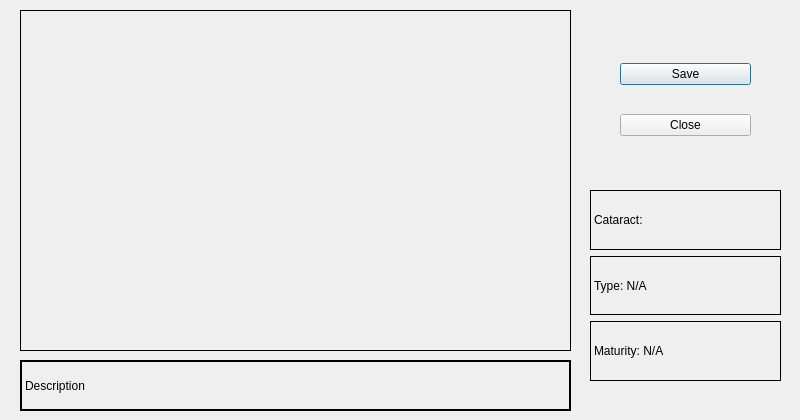
Above: save_and_analyze.ui from AlgoChad/Shit before the change. Below: the same form after it.
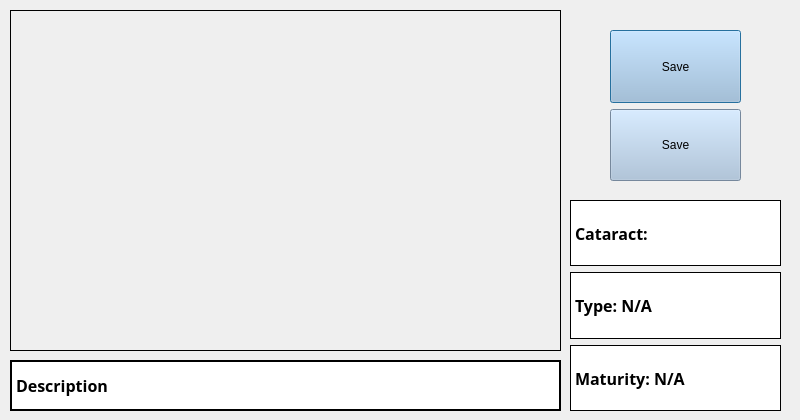
That is the form after the change.

Patch:
```diff
--- a/save_and_analyze.ui
+++ b/save_and_analyze.ui
@@ -22,34 +22,26 @@
   <property name="windowTitle">
    <string>Capture and Analyze</string>
   </property>
-  <widget class="QLabel" name="imgLabel">
-   <property name="geometry">
-    <rect>
-     <x>20</x>
-     <y>10</y>
-     <width>551</width>
-     <height>341</height>
-    </rect>
-   </property>
-   <property name="autoFillBackground">
-    <bool>false</bool>
-   </property>
-   <property name="frameShape">
-    <enum>QFrame::Box</enum>
-   </property>
-   <property name="text">
-    <string/>
-   </property>
-  </widget>
   <widget class="QLabel" name="Description">
    <property name="geometry">
     <rect>
-     <x>20</x>
+     <x>10</x>
      <y>360</y>
      <width>551</width>
      <height>51</height>
     </rect>
    </property>
+   <property name="font">
+    <font>
+     <family>Agency FB</family>
+     <pointsize>12</pointsize>
+     <weight>75</weight>
+     <bold>true</bold>
+    </font>
+   </property>
+   <property name="styleSheet">
+    <string notr="true">background-color: rgb(255, 255, 255);</string>
+   </property>
    <property name="frameShape">
     <enum>QFrame::WinPanel</enum>
    </property>
@@ -63,10 +55,10 @@
   <widget class="QWidget" name="layoutWidget_2">
    <property name="geometry">
     <rect>
-     <x>620</x>
-     <y>40</y>
+     <x>610</x>
+     <y>30</y>
      <width>131</width>
-     <height>121</height>
+     <height>151</height>
     </rect>
    </property>
    <layout class="QVBoxLayout" name="verticalLayout_2">
@@ -75,6 +67,12 @@
       <property name="enabled">
        <bool>true</bool>
       </property>
+      <property name="sizePolicy">
+       <sizepolicy hsizetype="Minimum" vsizetype="Minimum">
+        <horstretch>0</horstretch>
+        <verstretch>0</verstretch>
+       </sizepolicy>
+      </property>
       <property name="mouseTracking">
        <bool>true</bool>
       </property>
@@ -84,6 +82,10 @@
       <property name="autoFillBackground">
        <bool>false</bool>
       </property>
+      <property name="styleSheet">
+       <string notr="true">
+background-color: rgb(165, 191, 218);</string>
+      </property>
       <property name="text">
        <string>Save</string>
       </property>
@@ -99,9 +101,12 @@
      </widget>
     </item>
     <item>
-     <widget class="QDialogButtonBox" name="dialogButtonBox">
+     <widget class="QPushButton" name="save_data_button_2">
+      <property name="enabled">
+       <bool>true</bool>
+      </property>
       <property name="sizePolicy">
-       <sizepolicy hsizetype="Minimum" vsizetype="Fixed">
+       <sizepolicy hsizetype="Minimum" vsizetype="Minimum">
         <horstretch>0</horstretch>
         <verstretch>0</verstretch>
        </sizepolicy>
@@ -109,34 +114,74 @@
       <property name="mouseTracking">
        <bool>true</bool>
       </property>
-      <property name="layoutDirection">
-       <enum>Qt::LeftToRight</enum>
-      </property>
-      <property name="orientation">
-       <enum>Qt::Vertical</enum>
-      </property>
-      <property name="standardButtons">
-       <set>QDialogButtonBox::Close</set>
-      </property>
-      <property name="centerButtons">
+      <property name="tabletTracking">
        <bool>true</bool>
       </property>
+      <property name="autoFillBackground">
+       <bool>false</bool>
+      </property>
+      <property name="styleSheet">
+       <string notr="true">
+background-color: rgb(165, 191, 218);</string>
+      </property>
+      <property name="text">
+       <string>Save</string>
+      </property>
+      <property name="checkable">
+       <bool>false</bool>
+      </property>
+      <property name="default">
+       <bool>false</bool>
+      </property>
+      <property name="flat">
+       <bool>false</bool>
+      </property>
      </widget>
     </item>
    </layout>
   </widget>
+  <widget class="QLabel" name="imgLabel">
+   <property name="geometry">
+    <rect>
+     <x>10</x>
+     <y>10</y>
+     <width>551</width>
+     <height>341</height>
+    </rect>
+   </property>
+   <property name="autoFillBackground">
+    <bool>false</bool>
+   </property>
+   <property name="frameShape">
+    <enum>QFrame::Box</enum>
+   </property>
+   <property name="text">
+    <string/>
+   </property>
+  </widget>
   <widget class="QWidget" name="verticalLayoutWidget">
    <property name="geometry">
     <rect>
-     <x>590</x>
-     <y>190</y>
-     <width>191</width>
-     <height>191</height>
+     <x>570</x>
+     <y>200</y>
+     <width>211</width>
+     <height>211</height>
     </rect>
    </property>
    <layout class="QVBoxLayout" name="verticalLayout_3">
     <item>
      <widget class="QLabel" name="label_cataract">
+      <property name="font">
+       <font>
+        <family>Agency FB</family>
+        <pointsize>12</pointsize>
+        <weight>75</weight>
+        <bold>true</bold>
+       </font>
+      </property>
+      <property name="styleSheet">
+       <string notr="true">background-color: rgb(255, 255, 255);</string>
+      </property>
       <property name="frameShape">
        <enum>QFrame::Box</enum>
       </property>
@@ -147,6 +192,17 @@
     </item>
     <item>
      <widget class="QLabel" name="label_cataract_type">
+      <property name="font">
+       <font>
+        <family>Agency FB</family>
+        <pointsize>12</pointsize>
+        <weight>75</weight>
+        <bold>true</bold>
+       </font>
+      </property>
+      <property name="styleSheet">
+       <string notr="true">background-color: rgb(255, 255, 255);</string>
+      </property>
       <property name="frameShape">
        <enum>QFrame::Box</enum>
       </property>
@@ -157,6 +213,17 @@
     </item>
     <item>
      <widget class="QLabel" name="label_cataract_stage">
+      <property name="font">
+       <font>
+        <family>Agency FB</family>
+        <pointsize>12</pointsize>
+        <weight>75</weight>
+        <bold>true</bold>
+       </font>
+      </property>
+      <property name="styleSheet">
+       <string notr="true">background-color: rgb(255, 255, 255);</string>
+      </property>
       <property name="frameShape">
        <enum>QFrame::Box</enum>
       </property>
```
Left out of the diff: 35 changed lines with no effect on the pictures.
